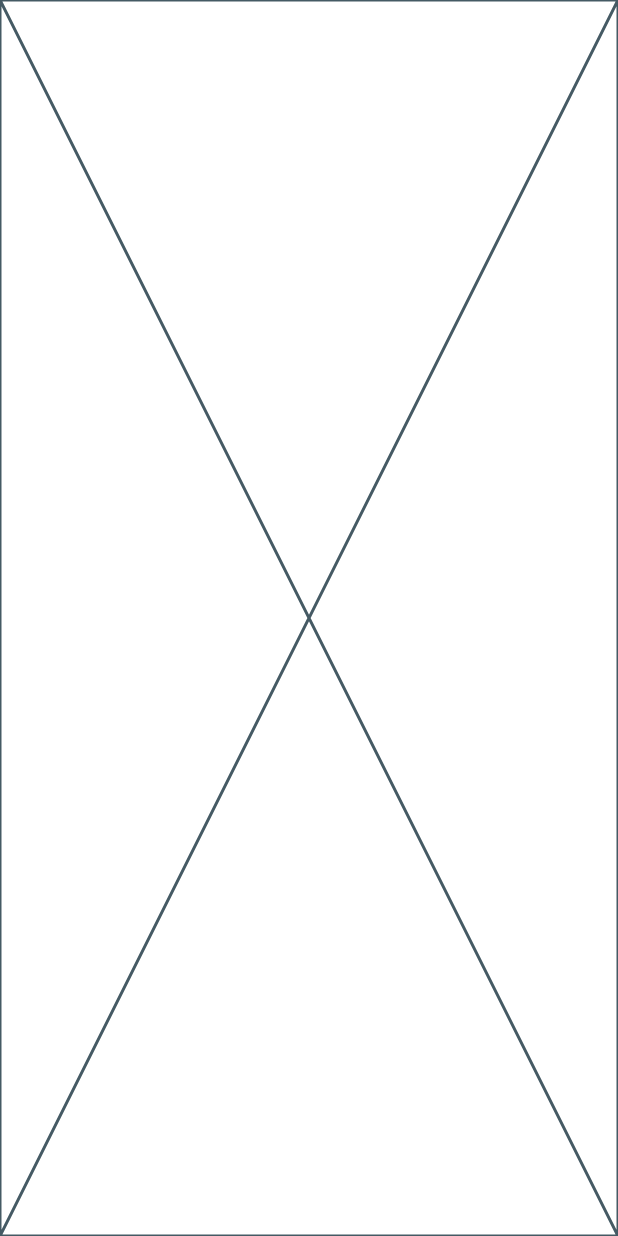
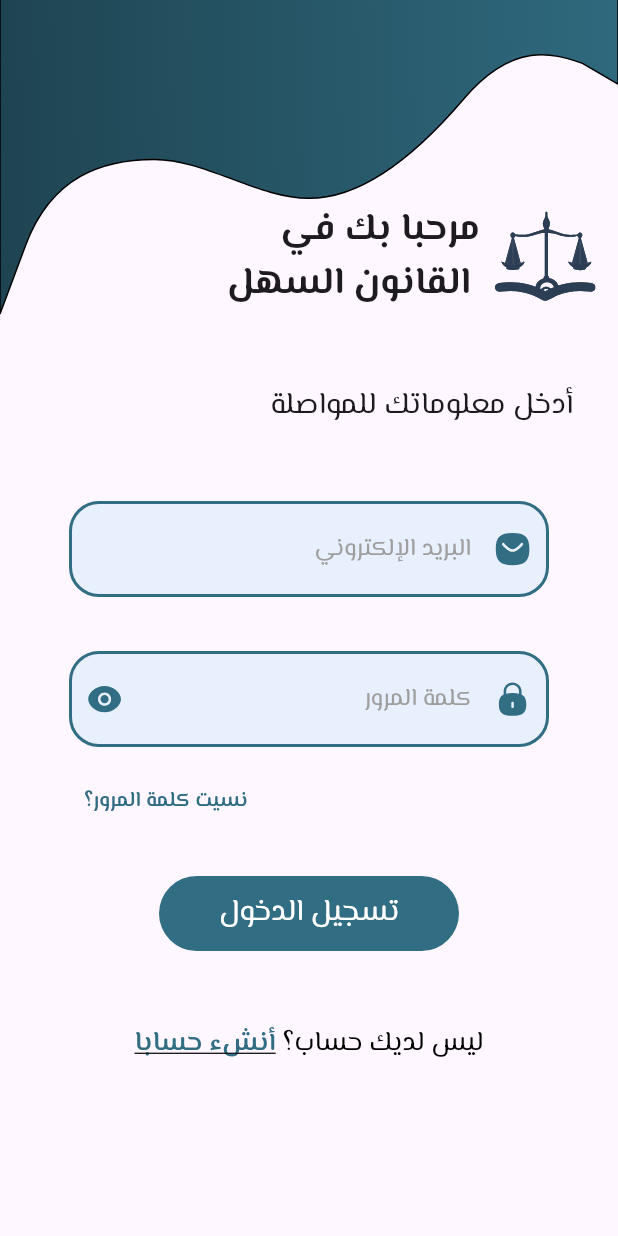
Before and after one commit to razken-hash/qanoun-sahl, a Flutter app: the screen it shows after launch, after a tap on "ابــــدأ", on a phone screen of 412 x 824 dp. Run offline on Flutter 3.47's test engine with Material 3 defaults, Android fonts, the phone set to English and light mode, and no system bars; our stand-ins replace flutter_svg.

Commit message:
LoginScreen Implemented

```diff
--- /dev/null
+++ b/lib/views/auth/login_screen.dart
@@ -0,0 +1,234 @@
+import 'dart:math';
+
+import 'package:flutter/material.dart';
+import 'package:flutter_svg/svg.dart';
+import 'package:qanoun_sahl/utils/assets_manager.dart';
+import 'package:qanoun_sahl/views/themes/q_colors.dart';
+
+class LoginScreen extends StatefulWidget {
+  const LoginScreen({super.key});
+
+  @override
+  State<LoginScreen> createState() => _LoginScreenState();
+}
+
+class _LoginScreenState extends State<LoginScreen> {
+  final TextEditingController _emailController = TextEditingController(),
+      _passwordController = TextEditingController();
+
+  final _formKey = GlobalKey<FormState>();
+
+  bool showPassword = false;
+
+  @override
+  Widget build(BuildContext context) {
+    return Directionality(
+      textDirection: TextDirection.rtl,
+      child: Scaffold(
+        resizeToAvoidBottomInset: false,
+        body: Stack(
+          children: [
+            Align(
+              alignment: Alignment.topCenter,
+              child: SvgPicture.asset(
+                AssetsManager.imagify("top_wave", type: ImageType.svg),
+                width: MediaQuery.of(context).size.width,
+              ),
+            ),
+            Padding(
+              padding: const EdgeInsets.fromLTRB(15, 135, 15, 115),
+              child: Column(
+                mainAxisAlignment: MainAxisAlignment.spaceBetween,
+                crossAxisAlignment: CrossAxisAlignment.start,
+                children: [
+                  Row(
+                    children: [
+                      SvgPicture.asset(
+                        AssetsManager.iconify("balance"),
+                        height: 60,
+                      ),
+                      const SizedBox(width: 10),
+                      const Text(
+                        "مرحبا بك في\n القانون السهل",
+                        style: TextStyle(
+                          fontSize: 25,
+                          fontWeight: FontWeight.w800,
+                        ),
+                      ),
+                    ],
+                  ),
+                  const Padding(
+                    padding: EdgeInsets.only(right: 15.0),
+                    child: Text(
+                      "أدخل معلوماتك للمواصلة",
+                      style: TextStyle(
+                        fontSize: 20,
+                      ),
+                    ),
+                  ),
+                  Form(
+                    key: _formKey,
+                    child: Column(
+                      children: [
+                        SizedBox(
+                          width: 320,
+                          height: 90,
+                          child: TextFormField(
+                            controller: _emailController,
+                            textInputAction: TextInputAction.next,
+                            validator: (value) {
+                              if (value == null || value.isEmpty) {
+                                return "ملء هذا الحقل إجباري";
+                              }
+                              return null;
+                            },
+                            decoration: InputDecoration(
+                              contentPadding: const EdgeInsets.symmetric(
+                                  vertical: 20.0, horizontal: 20.0),
+                              labelText: "البريد الإلكتروني",
+                              labelStyle: const TextStyle(
+                                color: Colors.grey,
+                              ),
+                              prefixIcon: Padding(
+                                padding: const EdgeInsets.all(10.0),
+                                child: SvgPicture.asset(
+                                  AssetsManager.iconify("message"),
+                                  color: QColors.primaryColor,
+                                ),
+                              ),
+                            ),
+                          ),
+                        ),
+                        const SizedBox(height: 10),
+                        SizedBox(
+                          width: 320,
+                          height: 90,
+                          child: TextFormField(
+                            controller: _passwordController,
+                            validator: (value) {
+                              if (value == null || value.isEmpty) {
+                                return "ملء هذا الحقل إجباري";
+                              }
+                              return null;
+                            },
+                            decoration: InputDecoration(
+                              contentPadding: const EdgeInsets.symmetric(
+                                  vertical: 20.0, horizontal: 20.0),
+                              labelText: "كلمة المرور",
+                              labelStyle: const TextStyle(
+                                color: Colors.grey,
+                              ),
+                              prefixIcon: Padding(
+                                padding: const EdgeInsets.all(10.0),
+                                child: SvgPicture.asset(
+                                  AssetsManager.iconify("lock"),
+                                  color: QColors.primaryColor,
+                                ),
+                              ),
+                              suffixIcon: InkWell(
+                                onTap: () {
+                                  setState(() {
+                                    showPassword = !showPassword;
+                                  });
+                                },
+                                child: Padding(
+                                  padding: const EdgeInsets.all(10.0),
+                                  child: SvgPicture.asset(
+                                    showPassword
+                                        ? AssetsManager.iconify("hide")
+                                        : AssetsManager.iconify("show"),
+                                  ),
+                                ),
+                              ),
+                            ),
+                            obscureText: showPassword,
+                          ),
+                        ),
+                        SizedBox(
+                          width: 300,
+                          child: Align(
+                            alignment: Alignment.centerLeft,
+                            child: InkWell(
+                              onTap: () {
+                                Navigator.push(
+                                  context,
+                                  MaterialPageRoute(
+                                    builder: (context) => const Placeholder(),
+                                  ),
+                                );
+                              },
+                              child: const Text(
+                                "نسيت كلمة المرور؟",
+                                style: TextStyle(
+                                  color: QColors.primaryColor,
+                                  fontSize: 14,
+                                  fontWeight: FontWeight.w600,
+                                ),
+                              ),
+                            ),
+                          ),
+                        ),
+                        const SizedBox(
+                          height: 40,
+                          width: double.infinity,
+                        ),
+                        TextButton(
+                          onPressed: () {
+                            if (_formKey.currentState!.validate()) {
+                              Navigator.push(
+                                context,
+                                MaterialPageRoute(
+                                  builder: (context) => const Placeholder(),
+                                ),
+                              );
+                            }
+                          },
+                          child: const Center(
+                            child: Text(
+                              "تسجيل الدخول",
+                            ),
+                          ),
+                        ),
+                      ],
+                    ),
+                  ),
+                  Row(
+                    mainAxisAlignment: MainAxisAlignment.center,
+                    children: [
+                      const Text(
+                        "ليس لديك حساب؟ ",
+                        style: TextStyle(
+                          color: QColors.blackColor,
+                          fontSize: 18,
+                        ),
+                      ),
+                      InkWell(
+                        onTap: () {
+                          Navigator.push(
+                            context,
+                            MaterialPageRoute(
+                              builder: (context) => const Placeholder(),
+                            ),
+                          );
+                        },
+                        child: const Text(
+                          "أنشء حسابا",
+                          style: TextStyle(
+                            decoration: TextDecoration.underline,
+                            color: QColors.primaryColor,
+                            fontSize: 18,
+                            fontWeight: FontWeight.w600,
+                          ),
+                        ),
+                      ),
+                    ],
+                  ),
+                ],
+              ),
+            ),
+          ],
+        ),
+      ),
+    );
+  }
+}
--- a/lib/views/on_boarding/on_boarding_screen.dart
+++ b/lib/views/on_boarding/on_boarding_screen.dart
@@ -1,6 +1,8 @@
 import 'package:flutter/material.dart';
 import 'package:flutter_svg/flutter_svg.dart';
 import 'package:qanoun_sahl/utils/assets_manager.dart';
+import 'package:qanoun_sahl/views/auth/login_screen.dart';
+import 'package:qanoun_sahl/views/themes/q_colors.dart';
 
 class OnBoardingScreen extends StatelessWidget {
   const OnBoardingScreen({super.key});
@@ -28,9 +30,10 @@ class OnBoardingScreen extends StatelessWidget {
           children: [
             SvgPicture.asset(
               AssetsManager.iconify(
-                "legal_eye",
+                "balance",
               ),
               height: 40,
+              color: QColors.whiteColor,
             ),
             const SizedBox(height: 65),
             const Text(
@@ -58,7 +61,7 @@ class OnBoardingScreen extends StatelessWidget {
                   Navigator.push(
                     context,
                     MaterialPageRoute(
-                      builder: (context) => const Placeholder(),
+                      builder: (context) => const LoginScreen(),
                     ),
                   );
                 },
```
Also changed, not shown: assets/icons/legal_eye.svg (deleted), 19 other files.
